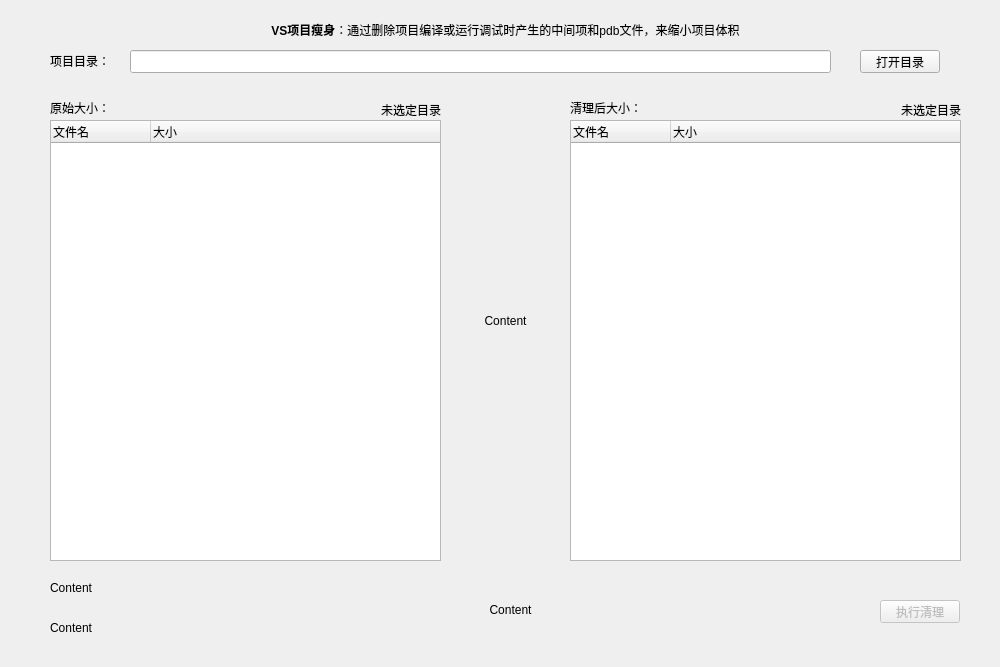
First picture: the form in ProjectSimplifier.ui, repository TheBadRoger/VSProjectSimplifier, before the edit.
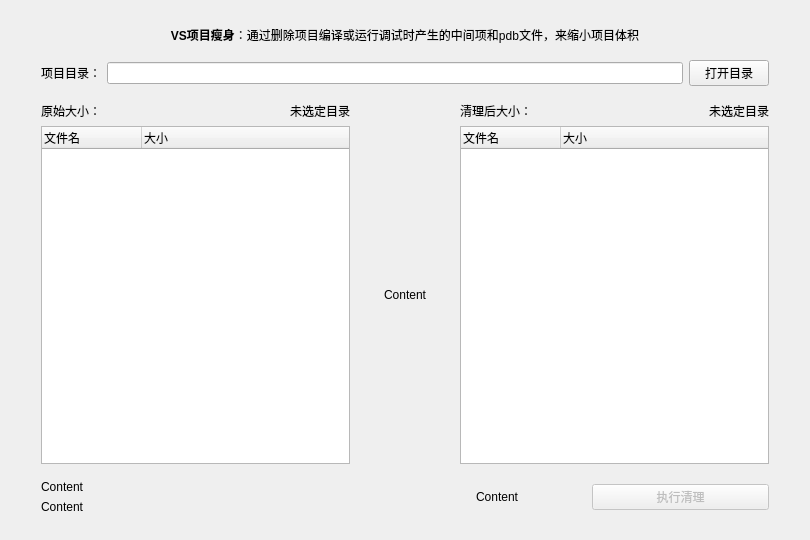
Second picture: the form after the edit.

Commit message: 优化UI布局方式，允许自由缩放窗口

What changed in the file:
```diff
--- a/ProjectSimplifier.ui
+++ b/ProjectSimplifier.ui
@@ -6,140 +6,168 @@
    <rect>
     <x>0</x>
     <y>0</y>
-    <width>1000</width>
-    <height>667</height>
+    <width>810</width>
+    <height>540</height>
    </rect>
   </property>
   <property name="minimumSize">
    <size>
-    <width>1000</width>
-    <height>667</height>
+    <width>810</width>
+    <height>540</height>
    </size>
   </property>
   <property name="maximumSize">
    <size>
-    <width>1000</width>
-    <height>667</height>
+    <width>16777215</width>
+    <height>16777215</height>
    </size>
   </property>
   <property name="windowTitle">
    <string>ProjectSimplifier</string>
   </property>
   <widget class="QWidget" name="centralWidget">
-   <widget class="QTreeWidget" name="BOX_PrimitiveDirectView">
-    <property name="geometry">
-     <rect>
-      <x>50</x>
-      <y>120</y>
-      <width>391</width>
-      <height>441</height>
-     </rect>
-    </property>
-    <column>
-     <property name="text">
-      <string>文件名</string>
-     </property>
-    </column>
-    <column>
+   <layout class="QGridLayout" name="gridLayout_2">
+    <item row="0" column="0" colspan="2">
+     <layout class="QVBoxLayout" name="ProgramTitleLayout">
+      <property name="leftMargin">
+       <number>30</number>
+      </property>
+      <property name="topMargin">
+       <number>15</number>
+      </property>
+      <property name="rightMargin">
+       <number>30</number>
+      </property>
+      <property name="bottomMargin">
+       <number>5</number>
+      </property>
+      <item>
+       <widget class="QLabel" name="sLAB_ProgramTitle">
      <property name="text">
-      <string>大小</string>
-     </property>
-    </column>
-   </widget>
-   <widget class="QTreeWidget" name="BOX_ProcessedDirectView">
-    <property name="geometry">
-     <rect>
-      <x>570</x>
-      <y>120</y>
-      <width>391</width>
-      <height>441</height>
-     </rect>
-    </property>
-    <column>
-     <property name="text">
-      <string>文件名</string>
-     </property>
-    </column>
-    <column>
+         <string>&lt;html&gt;&lt;head/&gt;&lt;body&gt;&lt;p&gt;&lt;span style=&quot; font-weight:700;&quot;&gt;VS项目瘦身&lt;/span&gt;：通过删除项目编译或运行调试时产生的中间项和pdb文件，来缩小项目体积&lt;/p&gt;&lt;/body&gt;&lt;/html&gt;</string>
+        </property>
+        <property name="alignment">
+         <set>Qt::AlignmentFlag::AlignCenter</set>
+        </property>
+       </widget>
+      </item>
+     </layout>
+    </item>
+    <item row="1" column="0" colspan="2">
+     <layout class="QHBoxLayout" name="PathSelectionLayout">
+      <property name="leftMargin">
+       <number>30</number>
+      </property>
+      <property name="topMargin">
+       <number>5</number>
+      </property>
+      <property name="rightMargin">
+       <number>30</number>
+      </property>
+      <property name="bottomMargin">
+       <number>5</number>
+      </property>
+      <item>
+       <widget class="QLabel" name="sLAB_Dir">
      <property name="text">
-      <string>大小</string>
-     </property>
-    </column>
-   </widget>
+         <string>项目目录：</string>
+        </property>
+       </widget>
+      </item>
+      <item>
    <widget class="QLineEdit" name="BOX_InputFilePath">
-    <property name="geometry">
-     <rect>
-      <x>130</x>
-      <y>50</y>
-      <width>701</width>
-      <height>23</height>
-     </rect>
-    </property>
     <property name="readOnly">
      <bool>true</bool>
     </property>
    </widget>
+      </item>
+      <item>
    <widget class="QPushButton" name="BTN_OpenDir">
-    <property name="geometry">
-     <rect>
-      <x>860</x>
-      <y>50</y>
-      <width>80</width>
-      <height>23</height>
-     </rect>
-    </property>
     <property name="text">
      <string>打开目录</string>
     </property>
    </widget>
-   <widget class="QLabel" name="sLAB_Dir">
-    <property name="geometry">
-     <rect>
-      <x>50</x>
-      <y>53</y>
-      <width>81</width>
-      <height>16</height>
-     </rect>
-    </property>
+      </item>
+     </layout>
+    </item>
+    <item row="2" column="0" colspan="2">
+     <layout class="QGridLayout" name="ShowTreeLayout">
+      <property name="leftMargin">
+       <number>30</number>
+      </property>
+      <property name="topMargin">
+       <number>5</number>
+      </property>
+      <property name="rightMargin">
+       <number>30</number>
+      </property>
+      <property name="bottomMargin">
+       <number>5</number>
+      </property>
+      <item row="4" column="3">
+       <widget class="QLabel" name="LAB_ShowRemovableSize">
     <property name="text">
-     <string>项目目录：</string>
-    </property>
-   </widget>
+         <string>Content</string>
+        </property>
+        <property name="alignment">
+         <set>Qt::AlignmentFlag::AlignCenter</set>
+        </property>
+       </widget>
+      </item>
+      <item row="1" column="0">
    <widget class="QLabel" name="sLAB_Primitive">
-    <property name="geometry">
-     <rect>
-      <x>50</x>
-      <y>100</y>
-      <width>81</width>
-      <height>16</height>
-     </rect>
-    </property>
     <property name="text">
      <string>原始大小：</string>
     </property>
    </widget>
+      </item>
+      <item row="1" column="6">
+       <widget class="QLabel" name="LAB_ProcessedSize">
+        <property name="text">
+         <string>未选定目录</string>
+        </property>
+        <property name="alignment">
+         <set>Qt::AlignmentFlag::AlignRight|Qt::AlignmentFlag::AlignTrailing|Qt::AlignmentFlag::AlignVCenter</set>
+        </property>
+       </widget>
+      </item>
+      <item row="4" column="0" colspan="3">
+       <widget class="QTreeWidget" name="BOX_PrimitiveDirectView">
+        <column>
+         <property name="text">
+          <string>文件名</string>
+         </property>
+        </column>
+        <column>
+         <property name="text">
+          <string>大小</string>
+         </property>
+        </column>
+       </widget>
+      </item>
+      <item row="1" column="4">
    <widget class="QLabel" name="sLAB_Processed">
-    <property name="geometry">
-     <rect>
-      <x>570</x>
-      <y>100</y>
-      <width>81</width>
-      <height>16</height>
-     </rect>
-    </property>
     <property name="text">
      <string>清理后大小：</string>
     </property>
    </widget>
+      </item>
+      <item row="4" column="4" colspan="3">
+       <widget class="QTreeWidget" name="BOX_ProcessedDirectView">
+        <column>
+         <property name="text">
+          <string>文件名</string>
+         </property>
+        </column>
+        <column>
+         <property name="text">
+          <string>大小</string>
+         </property>
+        </column>
+       </widget>
+      </item>
+      <item row="1" column="2">
    <widget class="QLabel" name="LAB_PrimitiveSize">
-    <property name="geometry">
-     <rect>
-      <x>140</x>
-      <y>100</y>
-      <width>301</width>
-      <height>20</height>
-     </rect>
-    </property>
     <property name="text">
      <string>未选定目录</string>
     </property>
@@ -147,112 +175,73 @@
      <set>Qt::AlignmentFlag::AlignRight|Qt::AlignmentFlag::AlignTrailing|Qt::AlignmentFlag::AlignVCenter</set>
     </property>
    </widget>
-   <widget class="QLabel" name="LAB_ProcessedSize">
-    <property name="geometry">
-     <rect>
-      <x>670</x>
-      <y>100</y>
-      <width>291</width>
-      <height>20</height>
-     </rect>
-    </property>
+      </item>
+     </layout>
+    </item>
+    <item row="3" column="0">
+     <layout class="QVBoxLayout" name="DelStatLayout">
+      <property name="leftMargin">
+       <number>30</number>
+      </property>
+      <property name="topMargin">
+       <number>5</number>
+      </property>
+      <property name="bottomMargin">
+       <number>15</number>
+      </property>
+      <item>
+       <widget class="QLabel" name="LAB_DeletingFileStatus">
     <property name="text">
-     <string>未选定目录</string>
-    </property>
+         <string>Content</string>
+        </property>
+       </widget>
+      </item>
+      <item>
+       <widget class="QLabel" name="LAB_DeletingDirStatus">
+        <property name="text">
+         <string>Content</string>
+        </property>
+       </widget>
+      </item>
+     </layout>
+    </item>
+    <item row="3" column="1">
+     <layout class="QHBoxLayout" name="ExecutionLayout">
+      <property name="leftMargin">
+       <number>0</number>
+      </property>
+      <property name="topMargin">
+       <number>5</number>
+      </property>
+      <property name="rightMargin">
+       <number>30</number>
+      </property>
+      <property name="bottomMargin">
+       <number>15</number>
+      </property>
+      <item>
+       <widget class="QLabel" name="LAB_ShowTips">
+        <property name="text">
+         <string>Content</string>
+        </property>
     <property name="alignment">
-     <set>Qt::AlignmentFlag::AlignRight|Qt::AlignmentFlag::AlignTrailing|Qt::AlignmentFlag::AlignVCenter</set>
-    </property>
-   </widget>
+         <set>Qt::AlignmentFlag::AlignCenter</set>
+        </property>
+       </widget>
+      </item>
+      <item>
    <widget class="QPushButton" name="BTN_executeProcess">
     <property name="enabled">
      <bool>false</bool>
     </property>
-    <property name="geometry">
-     <rect>
-      <x>880</x>
-      <y>600</y>
-      <width>80</width>
-      <height>23</height>
-     </rect>
-    </property>
     <property name="text">
      <string>执行清理</string>
     </property>
    </widget>
-   <widget class="QLabel" name="LAB_ShowRemovableSize">
-    <property name="geometry">
-     <rect>
-      <x>450</x>
-      <y>220</y>
-      <width>111</width>
-      <height>201</height>
-     </rect>
-    </property>
-    <property name="text">
-     <string>Content</string>
-    </property>
-    <property name="alignment">
-     <set>Qt::AlignmentFlag::AlignCenter</set>
-    </property>
-   </widget>
-   <widget class="QLabel" name="LAB_DeletingFileStatus">
-    <property name="geometry">
-     <rect>
-      <x>50</x>
-      <y>620</y>
-      <width>771</width>
-      <height>16</height>
-     </rect>
-    </property>
-    <property name="text">
-     <string>Content</string>
-    </property>
-   </widget>
-   <widget class="QLabel" name="LAB_DeletingDirStatus">
-    <property name="geometry">
-     <rect>
-      <x>50</x>
-      <y>580</y>
-      <width>771</width>
-      <height>16</height>
-     </rect>
-    </property>
-    <property name="text">
-     <string>Content</string>
-    </property>
-   </widget>
-   <widget class="QLabel" name="LAB_ShowTips">
-    <property name="geometry">
-     <rect>
-      <x>290</x>
-      <y>600</y>
-      <width>441</width>
-      <height>20</height>
-     </rect>
-    </property>
-    <property name="text">
-     <string>Content</string>
-    </property>
-    <property name="alignment">
-     <set>Qt::AlignmentFlag::AlignCenter</set>
-    </property>
-   </widget>
-   <widget class="QLabel" name="sLAB_ProgramTitle">
-    <property name="geometry">
-     <rect>
-      <x>200</x>
-      <y>20</y>
-      <width>611</width>
-      <height>20</height>
-     </rect>
-    </property>
-    <property name="text">
-     <string>&lt;html&gt;&lt;head/&gt;&lt;body&gt;&lt;p&gt;&lt;span style=&quot; font-weight:700;&quot;&gt;VS项目瘦身&lt;/span&gt;：通过删除项目编译或运行调试时产生的中间项和pdb文件，来缩小项目体积&lt;/p&gt;&lt;/body&gt;&lt;/html&gt;</string>
-    </property>
-    <property name="alignment">
-     <set>Qt::AlignmentFlag::AlignCenter</set>
-    </property>
-   </widget>
+      </item>
+     </layout>
+    </item>
+   </layout>
   </widget>
  </widget>
  <layoutdefault spacing="6" margin="11"/>
```
Lines whose indentation alone changed are shown as unchanged.
